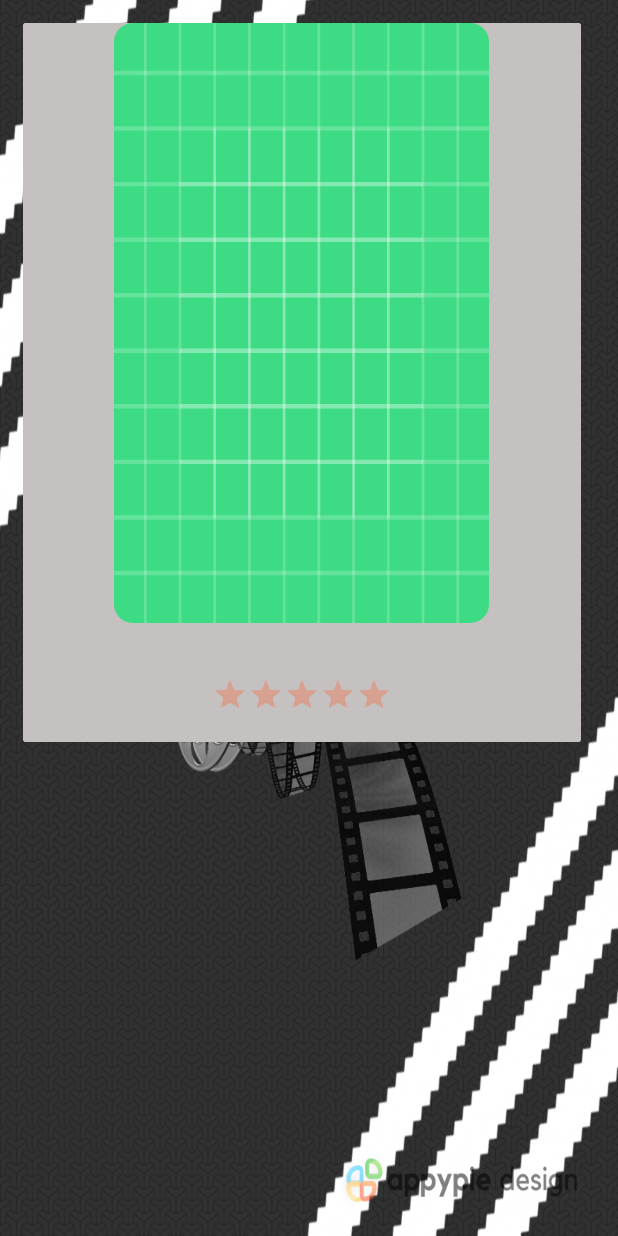
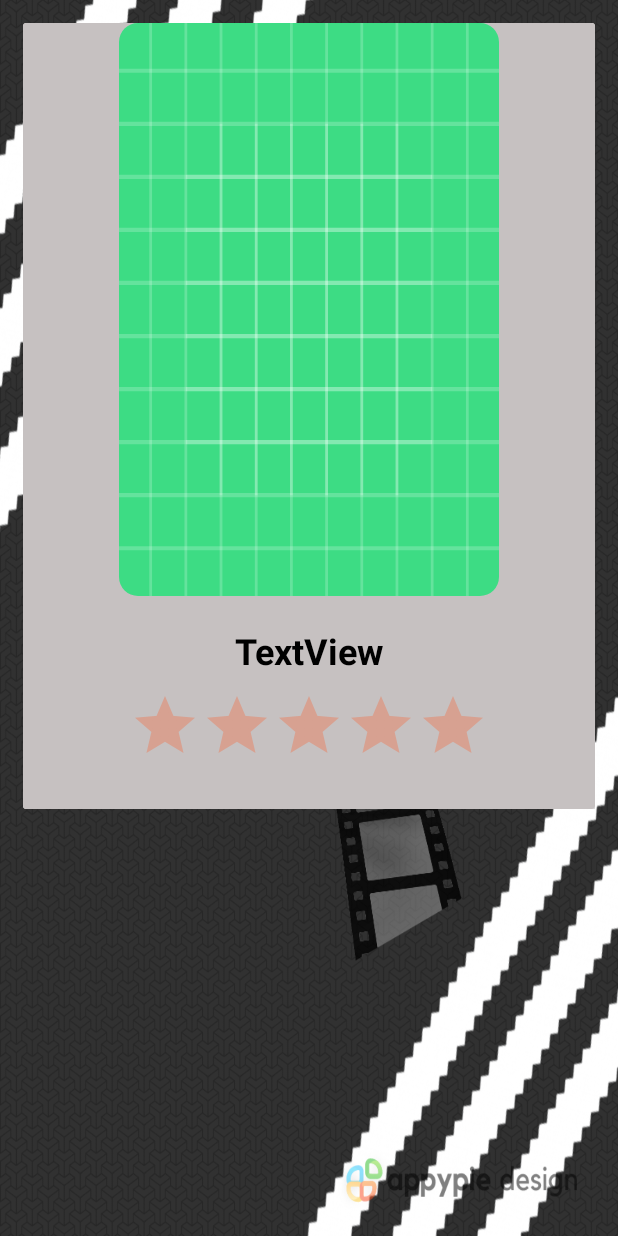
Before and after one commit to Archiblu22/ReelViewsFinal, an Android app: the layout movie_list_item.xml on its own in the app's theme, with its tools: preview values and no code run, on a phone screen of 412 x 824 dp. Run offline under Robolectric (Android 15) with nearby library versions, the phone set to English and light mode, and no system bars.

Commit message:
--Néfi--
M. titles added to main screen again.

```diff
--- a/app/src/main/java/net/ReelViews/MovieDetails.java
+++ b/app/src/main/java/net/ReelViews/MovieDetails.java
@@ -29,6 +29,7 @@ public class MovieDetails extends AppCompatActivity {
         descDetails = findViewById(R.id.textView_desc_details);
         ratingBarDetails = findViewById(R.id.ratingBar_details);
 
+
         GetDataFromIntent();
     }
 
@@ -40,6 +41,7 @@ public class MovieDetails extends AppCompatActivity {
             descDetails.setText(movieModel.getMovie_overview());
             ratingBarDetails.setRating((movieModel.getVote_average())/2);
 
+
             Log.v("Tag","" +movieModel.getMovie_overview());
 
             Glide.with(this)
--- a/app/src/main/java/net/ReelViews/MovieListActivity.java
+++ b/app/src/main/java/net/ReelViews/MovieListActivity.java
@@ -10,12 +10,14 @@ import androidx.lifecycle.ViewModelProvider;
 import androidx.recyclerview.widget.LinearLayoutManager;
 import androidx.recyclerview.widget.RecyclerView;
 
+import android.app.Activity;
 import android.content.Intent;
 import android.os.Bundle;
 import android.os.Handler;
 import android.util.Log;
 import android.view.View;
 import android.widget.Button;
+import android.widget.TextView;
 import android.widget.Toast;
 
 import net.ReelViews.adapters.MovieRecyclerView;
@@ -78,6 +80,7 @@ public class MovieListActivity extends AppCompatActivity implements OnMovieListe
 
         // GETTING POPULAR MOVIES
         movieListViewModel.searchMoviePop(1);
+
 
     }
 
--- a/app/src/main/java/net/ReelViews/adapters/MovieRecyclerView.java
+++ b/app/src/main/java/net/ReelViews/adapters/MovieRecyclerView.java
@@ -49,10 +49,14 @@ public class MovieRecyclerView  extends RecyclerView.Adapter<RecyclerView.ViewHo
     @Override
     public void onBindViewHolder(@NonNull RecyclerView.ViewHolder holder, int i) {
 
+
+
         int itemViewType = getItemViewType(i);
         if (itemViewType == DISPLAY_SEARCH) {
             // Vote average is over 10, so dividing by 2 will give us 5 star ratings
             ((MovieViewHolder)holder).ratingBar.setRating((mMovies.get(i).getVote_average())/2);
+
+            ((MovieViewHolder)holder).textView.setText(mMovies.get(i).getTitle());
 
             // ImageView: Glide Library
             Glide.with(holder.itemView.getContext())
--- a/app/src/main/java/net/ReelViews/adapters/MovieViewHolder.java
+++ b/app/src/main/java/net/ReelViews/adapters/MovieViewHolder.java
@@ -9,12 +9,14 @@ import androidx.annotation.NonNull;
 import androidx.recyclerview.widget.RecyclerView;
 
 import net.ReelViews.R;
+import net.ReelViews.models.MovieModel;
 
 public class MovieViewHolder extends RecyclerView.ViewHolder implements View.OnClickListener{
 
     // Widgets
     ImageView imageView;
     RatingBar ratingBar;
+    TextView textView;
 
     // Click Listener
     OnMovieListener onMovieListener;
@@ -23,6 +25,8 @@ public class MovieViewHolder extends RecyclerView.ViewHolder implements View.OnC
         super(itemView);
 
         this.onMovieListener = onMovieListener;
+
+        textView = itemView.findViewById(R.id.movie_tittle);
 
         imageView = itemView.findViewById(R.id.movie_img);
         ratingBar = itemView.findViewById(R.id.rating_bar);
--- a/app/src/main/java/net/ReelViews/adapters/Popular_View_Holder.java
+++ b/app/src/main/java/net/ReelViews/adapters/Popular_View_Holder.java
@@ -4,18 +4,25 @@ import android.media.Image;
 import android.view.View;
 import android.widget.ImageView;
 import android.widget.RatingBar;
+import android.widget.TextView;
 
 import androidx.annotation.NonNull;
+import androidx.lifecycle.ViewModel;
 import androidx.recyclerview.widget.RecyclerView;
 
 import net.ReelViews.R;
+import net.ReelViews.models.MovieModel;
+
+import org.w3c.dom.Text;
 
 public class Popular_View_Holder extends RecyclerView.ViewHolder implements
-        View.OnClickListener{
+        View.OnClickListener {
 
     OnMovieListener onMovieListener;
     ImageView imageView22;
     RatingBar ratingBar22;
+    TextView textView;
+
 
     public Popular_View_Holder(@NonNull View itemView, OnMovieListener onMovieListener) {
         super(itemView);
@@ -23,6 +30,10 @@ public class Popular_View_Holder extends RecyclerView.ViewHolder implements
         this.onMovieListener = onMovieListener;
         imageView22 = itemView.findViewById(R.id.movie_img);
         ratingBar22 = itemView.findViewById(R.id.rating_bar);
+        textView = itemView.findViewById(R.id.movie_tittle);
+
+
+
 
 
         itemView.setOnClickListener(this);
--- a/app/src/main/res/layout/movie_list_item.xml
+++ b/app/src/main/res/layout/movie_list_item.xml
@@ -13,17 +13,17 @@
         app:cardElevation="10dp">
 
         <LinearLayout
-            android:layout_width="372dp"
-            android:layout_height="479dp"
+            android:layout_width="406dp"
+            android:layout_height="524dp"
+            android:layout_gravity="center"
             android:background="#C6C1C1"
-            android:layout_gravity="center"
             android:orientation="vertical">
 
             <com.google.android.material.imageview.ShapeableImageView
                 android:id="@+id/movie_img"
-                android:layout_width="250dp"
+                android:layout_width="253dp"
+                android:layout_height="382dp"
                 android:layout_gravity="center"
-                android:layout_height="400dp"
                 android:scaleType="fitXY"
                 android:src="@drawable/ic_launcher_background"
                 app:shapeAppearanceOverlay="@style/Rounded_Square" />
@@ -42,16 +42,28 @@
 
             </LinearLayout>
 
+            <TextView
+                android:id="@+id/movie_tittle"
+                android:layout_width="264dp"
+                android:layout_height="wrap_content"
+                android:layout_gravity="center"
+                android:text="TextView"
+                android:textAlignment="center"
+                android:textColor="#000000"
+                android:textSize="24sp"
+                android:textStyle="bold" />
+
             <RatingBar
                 android:id="@+id/rating_bar"
                 android:layout_width="wrap_content"
-                android:layout_height="42dp"
+                android:layout_height="wrap_content"
                 android:layout_gravity="center"
-                android:layout_margin="5dp"
+                android:layout_margin="10dp"
                 android:numStars="5"
                 android:outlineAmbientShadowColor="#EC0000"
-                android:scaleX="0.5"
-                android:scaleY="0.5"
+                android:scaleX="1"
+                android:scaleY="1"
+                android:textAlignment="center"
                 android:theme="@style/Theme.RatingBar" />
 
         </LinearLayout>
```
